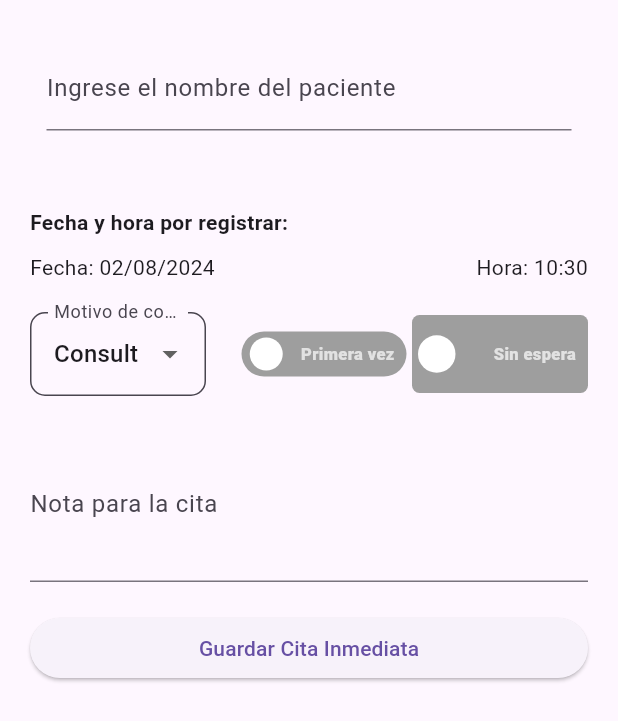
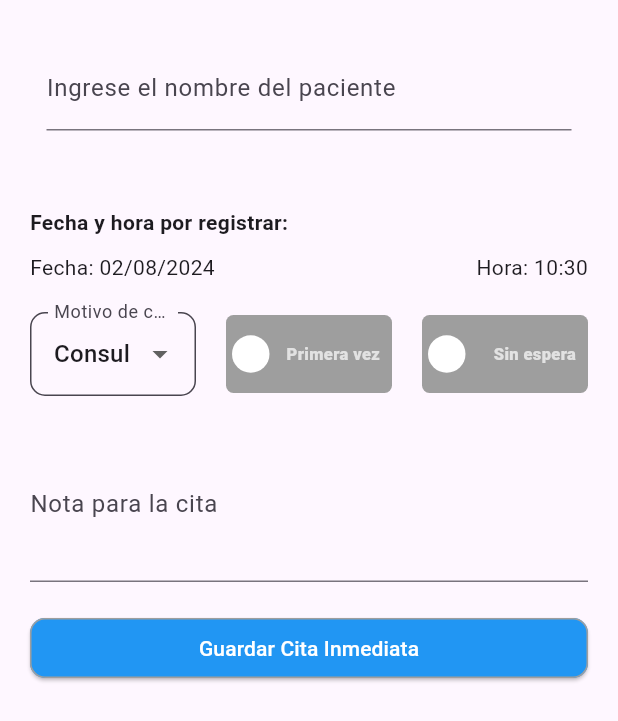
Before and after one commit to Brashan7u7/ConsultorioApp, a Flutter app: the CitaRapidaContent widget shown alone on an empty page, opened directly with empty values, on a phone screen of 412 x 824 dp. Shown: the top 721 px of the screen. Run offline on Flutter 3.47's test engine with Material 3 defaults, Android fonts, the phone set to English and light mode, and no system bars; drawn by our look-alikes of flutter_switch; our stand-ins replace hexcolor, shared_preferences, syncfusion_flutter_calendar, timezone; missing offline and left inert: postgres; accounts and stored records are empty.

Commit message:
application settings

```diff
--- a/lib/pages/cita_rapida_content.dart
+++ b/lib/pages/cita_rapida_content.dart
@@ -352,9 +352,9 @@ class _CitaRapidaContentState extends State<CitaRapidaContent> {
                             inactiveText: "Primera vez",
                             value: status,
                             valueFontSize: 11.0,
-                            width: 110,
-                            height: 30,
-                            borderRadius: 30.0,
+                            width: 150,
+                            height: 52,
+                            borderRadius: 5.0,
                             showOnOff: true,
                             onToggle: (val) {
                               setState(() {
@@ -365,6 +365,7 @@ class _CitaRapidaContentState extends State<CitaRapidaContent> {
                             },
                           ),
                         ),
+                        const SizedBox(width: 20.0),
                         Expanded(
                           child: FlutterSwitch(
                             activeText: "En espera",
@@ -395,6 +396,17 @@ class _CitaRapidaContentState extends State<CitaRapidaContent> {
                   ),
                   const SizedBox(height: 20.0),
                   ElevatedButton(
+                    style: ElevatedButton.styleFrom(
+                      backgroundColor: Colors.blue, // Color de fondo del botón
+                      foregroundColor:
+                          Colors.white, // Color del texto del botón
+                      shape: RoundedRectangleBorder(
+                        borderRadius: BorderRadius.circular(
+                            10), // Radio de esquinas redondeadas
+                        side: BorderSide(
+                            width: 1, color: Colors.grey), // Borde del botón
+                      ),
+                    ),
                     onPressed: () => _saveCitaInmediata(context),
                     child: const Text('Guardar Cita Inmediata'),
                   ),
--- a/lib/widgets/ConsultaInfoForm.dart
+++ b/lib/widgets/ConsultaInfoForm.dart
@@ -90,8 +90,8 @@ class _ConsultaInfoFormState extends State<ConsultaInfoForm> {
                 activeText: "Subsecuente",
                 inactiveText: "Primera vez",
                 value: status,
-                valueFontSize: 15.0,
-                width: 180,
+                valueFontSize: 11.0,
+                width: 150,
                 height: 52,
                 borderRadius: 5.0,
                 showOnOff: true,
@@ -104,6 +104,7 @@ class _ConsultaInfoFormState extends State<ConsultaInfoForm> {
                 },
               ),
             ),
+            const SizedBox(width: 20.0),
             Expanded(
               child: FlutterSwitch(
                 activeText: "En espera",
```
Also changed, not shown: lib/database/database.dart (+21 -8 lines), lib/pages/calendar_page.dart (+16 -1 lines), lib/pages/cita_select_content.dart (+13 -2 lines). Lines whose indentation alone changed are shown as unchanged.
